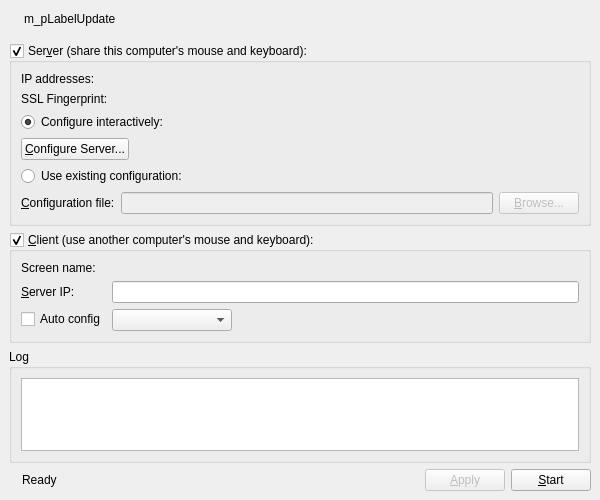
Before: the Qt Designer form src/gui/src/MainWindowBase.ui in yshui/synergy-core, drawn with Qt 5.
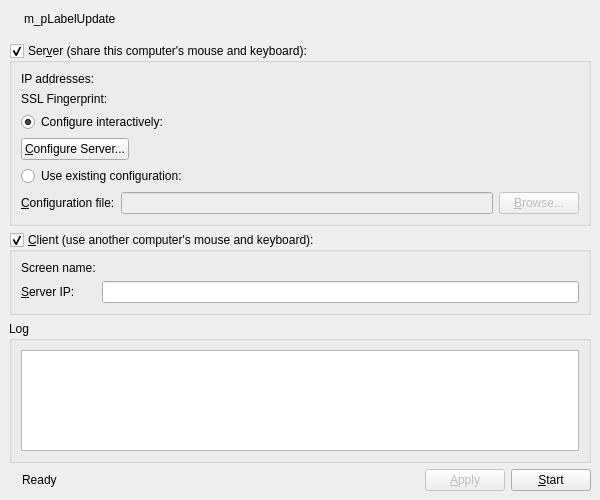
After: the same form once the commit is applied. Icons and pictures are not drawn.

What changed in the file:
```diff
--- a/src/gui/src/MainWindowBase.ui
+++ b/src/gui/src/MainWindowBase.ui
@@ -264,29 +264,6 @@
        <item row="2" column="1">
         <widget class="QLineEdit" name="m_pLineEditHostname"/>
        </item>
-       <item row="3" column="0">
-        <widget class="QCheckBox" name="m_pCheckBoxAutoConfig">
-         <property name="text">
-          <string>Auto config</string>
-         </property>
-        </widget>
-       </item>
-       <item row="3" column="1">
-        <widget class="QComboBox" name="m_pComboServerList">
-         <property name="sizePolicy">
-          <sizepolicy hsizetype="Maximum" vsizetype="Fixed">
-           <horstretch>0</horstretch>
-           <verstretch>0</verstretch>
-          </sizepolicy>
-         </property>
-         <property name="minimumSize">
-          <size>
-           <width>120</width>
-           <height>0</height>
-          </size>
-         </property>
-        </widget>
-       </item>
       </layout>
      </widget>
     </item>
```
Left out of the diff: 6 changed lines with no effect on the pictures.
